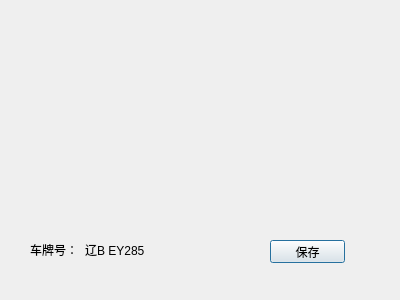
Old version of the form showpicture.ui in the repository Forrest-Stone/Server.
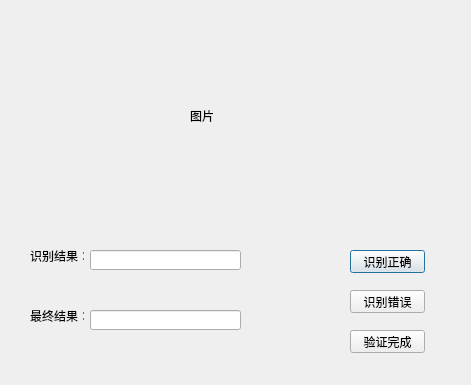
New version of the form. Icons and pictures are not drawn.

Commit message: 修改了showpicture类

What changed in the file:
```diff
--- a/showpicture.ui
+++ b/showpicture.ui
@@ -6,8 +6,8 @@
    <rect>
     <x>0</x>
     <y>0</y>
-    <width>400</width>
-    <height>300</height>
+    <width>471</width>
+    <height>385</height>
    </rect>
   </property>
   <property name="font">
@@ -18,79 +18,103 @@
   <property name="windowTitle">
    <string>识别图像窗口</string>
   </property>
-  <widget class="QLabel" name="label">
-   <property name="geometry">
-    <rect>
-     <x>20</x>
-     <y>20</y>
-     <width>221</width>
-     <height>191</height>
-    </rect>
-   </property>
-   <property name="styleSheet">
-    <string notr="true">border-image:url(:/DSCF2912.JPG)</string>
-   </property>
-   <property name="text">
-    <string/>
-   </property>
-  </widget>
   <widget class="QPushButton" name="pushButton">
    <property name="geometry">
     <rect>
-     <x>270</x>
-     <y>240</y>
+     <x>350</x>
+     <y>250</y>
      <width>75</width>
      <height>23</height>
     </rect>
    </property>
    <property name="text">
-    <string>保存</string>
+    <string>识别正确</string>
    </property>
   </widget>
   <widget class="QLabel" name="label_4">
    <property name="geometry">
     <rect>
-     <x>260</x>
+     <x>190</x>
      <y>110</y>
-     <width>111</width>
-     <height>31</height>
+     <width>54</width>
+     <height>12</height>
     </rect>
    </property>
-   <property name="autoFillBackground">
-    <bool>true</bool>
+   <property name="text">
+    <string>图片</string>
    </property>
-   <property name="styleSheet">
-    <string notr="true">border-image:url(:/DSCF2912111.jpg)</string>
+  </widget>
+  <widget class="QLabel" name="label_2">
+   <property name="geometry">
+    <rect>
+     <x>30</x>
+     <y>250</y>
+     <width>54</width>
+     <height>12</height>
+    </rect>
    </property>
    <property name="text">
-    <string/>
+    <string>识别结果：</string>
    </property>
   </widget>
-  <widget class="QWidget" name="">
+  <widget class="QLineEdit" name="lineEdit">
    <property name="geometry">
     <rect>
+     <x>90</x>
+     <y>250</y>
+     <width>151</width>
+     <height>20</height>
+    </rect>
+   </property>
+  </widget>
+  <widget class="QPushButton" name="pushButton_2">
+   <property name="geometry">
+    <rect>
+     <x>350</x>
+     <y>290</y>
+     <width>75</width>
+     <height>23</height>
+    </rect>
+   </property>
+   <property name="text">
+    <string>识别错误</string>
+   </property>
+  </widget>
+  <widget class="QLabel" name="label_3">
+   <property name="geometry">
+    <rect>
      <x>30</x>
-     <y>240</y>
-     <width>115</width>
-     <height>19</height>
+     <y>310</y>
+     <width>54</width>
+     <height>12</height>
     </rect>
    </property>
-   <layout class="QHBoxLayout" name="horizontalLayout">
-    <item>
-     <widget class="QLabel" name="label_3">
-      <property name="text">
-       <string>车牌号：</string>
-      </property>
-     </widget>
-    </item>
-    <item>
-     <widget class="QLabel" name="label_2">
-      <property name="text">
-       <string>辽B EY285</string>
-      </property>
-     </widget>
-    </item>
-   </layout>
+   <property name="text">
+    <string>最终结果：</string>
+   </property>
+  </widget>
+  <widget class="QLineEdit" name="lineEdit_2">
+   <property name="geometry">
+    <rect>
+     <x>90</x>
+     <y>310</y>
+     <width>151</width>
+     <height>20</height>
+    </rect>
+   </property>
+  </widget>
+  <widget class="QPushButton" name="pushButton_3">
+   <property name="geometry">
+    <rect>
+     <x>350</x>
+     <y>330</y>
+     <width>75</width>
+     <height>23</height>
+    </rect>
+   </property>
+   <property name="text">
+    <string>验证完成</string>
+   </property>
   </widget>
  </widget>
  <resources/>
```
Left out of the diff: 2 changed lines with no effect on the pictures. The commit also changes 12 other files.
